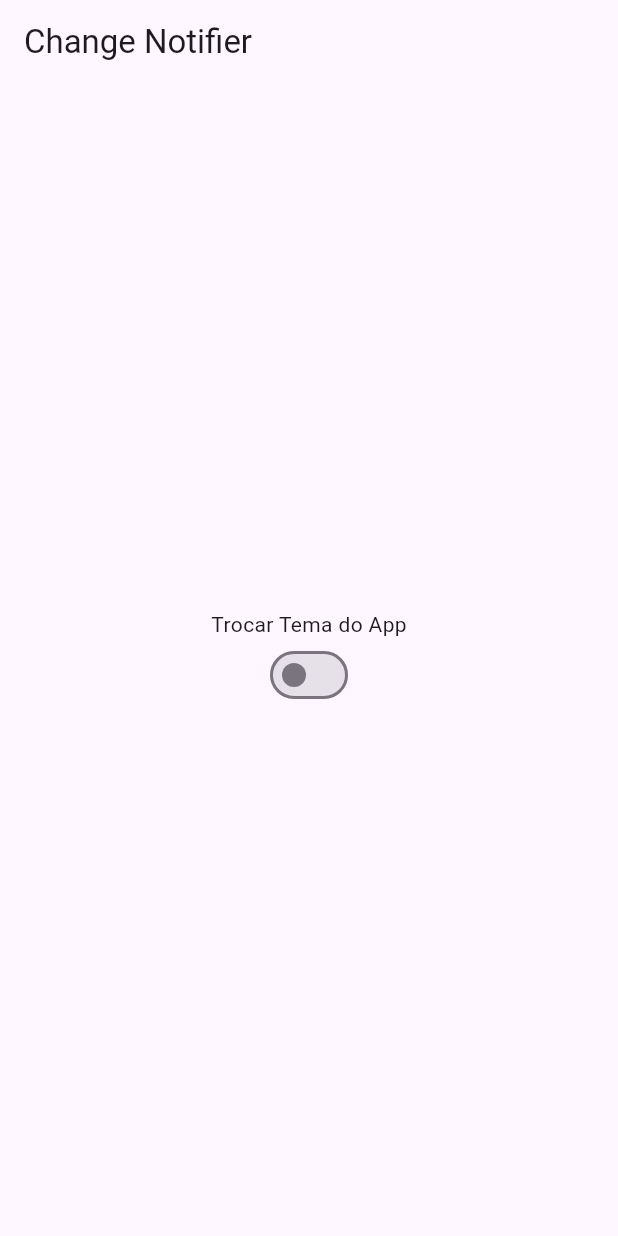
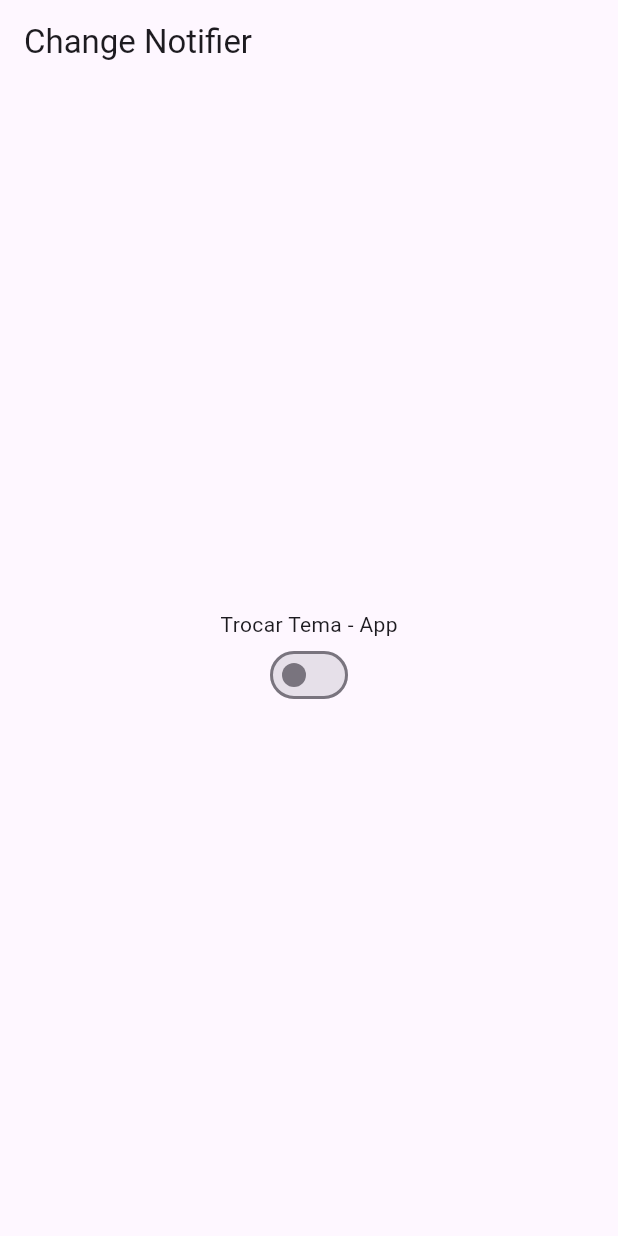
Before and after one commit to chenrilima/stateManagement, a Flutter app: the screen it shows after launch, on a phone screen of 412 x 824 dp. Run offline on Flutter 3.47's test engine with Material 3 defaults, Android fonts, the phone set to English and light mode, and no system bars.

Commit message:
change text

```diff
--- a/lib/main.dart
+++ b/lib/main.dart
@@ -44,7 +44,7 @@ class _MyHomePageState extends State<MyHomePage> {
           child: Column(
             mainAxisAlignment: MainAxisAlignment.center,
             children: [
-              const Text('Trocar Tema do App'),
+              const Text('Trocar Tema - App'),
               ListenableBuilder(
                   listenable: themeController,
                   builder: (context, child) {
```
